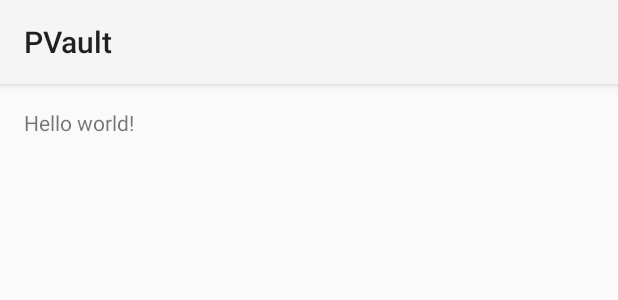
After one commit to johnsmiller/CS160-PVault, an Android app: the layout activity_main.xml on its own in the app's theme, with its tools: preview values and no code run, on a phone screen of 412 x 824 dp. The commit adds this screen. Shown: the top 300 px of the screen. Run offline under Robolectric (Android 15) with nearby library versions, the phone set to English and light mode, and no system bars.

```diff
--- a/PVault/app/src/main/java/com/sjsu/techknowgeek/pvault/LoginActivity.java
+++ b/PVault/app/src/main/java/com/sjsu/techknowgeek/pvault/LoginActivity.java
@@ -254,7 +254,7 @@ public class LoginActivity extends Activity implements LoaderCallbacks<Cursor> {
 
         @Override
         protected Boolean doInBackground(Void... params) {
-            Boolean userLoginResult;
+            Boolean userLoginResult = null;
 
             if((userLoginResult = ServerConnection.userLogin(mEmail, mPassword))) { //return (ServerConnection.userLogin(mEmail, mPassword) || userCreate(mEmail, mPassword));
                 return true;
--- a/PVault/app/src/main/java/com/sjsu/techknowgeek/pvault/ServerConnection.java
+++ b/PVault/app/src/main/java/com/sjsu/techknowgeek/pvault/ServerConnection.java
@@ -36,7 +36,7 @@ public class ServerConnection {
         //TODO: Send user credientials
         serverDisconnect();
         //TODO: return null if user does not exist, true if login successful, false otherwise
-        return false;
+        return null;
     }
 
     protected static Boolean userPasswordReset(String userName)
--- /dev/null
+++ b/PVault/app/src/main/res/layout/activity_main.xml
@@ -0,0 +1,12 @@
+<RelativeLayout xmlns:android="http://schemas.android.com/apk/res/android"
+    xmlns:tools="http://schemas.android.com/tools" android:layout_width="match_parent"
+    android:layout_height="match_parent" android:paddingLeft="@dimen/activity_horizontal_margin"
+    android:paddingRight="@dimen/activity_horizontal_margin"
+    android:paddingTop="@dimen/activity_vertical_margin"
+    android:paddingBottom="@dimen/activity_vertical_margin"
+    tools:context="com.sjsu.techknowgeek.pvault.MainActivity">
+
+    <TextView android:text="@string/hello_world" android:layout_width="wrap_content"
+        android:layout_height="wrap_content" />
+
+</RelativeLayout>
--- /dev/null
+++ b/PVault/app/src/main/res/menu/menu_main.xml
@@ -0,0 +1,6 @@
+<menu xmlns:android="http://schemas.android.com/apk/res/android"
+    xmlns:tools="http://schemas.android.com/tools"
+    tools:context="com.sjsu.techknowgeek.pvault.MainActivity">
+    <item android:id="@+id/action_settings" android:title="@string/action_settings"
+        android:orderInCategory="100" android:showAsAction="never" />
+</menu>
--- /dev/null
+++ b/PVault/app/src/main/res/values-w820dp/dimens.xml
@@ -0,0 +1,6 @@
+<resources>
+    <!-- Example customization of dimensions originally defined in res/values/dimens.xml
+         (such as screen margins) for screens with more than 820dp of available width. This
+         would include 7" and 10" devices in landscape (~960dp and ~1280dp respectively). -->
+    <dimen name="activity_horizontal_margin">64dp</dimen>
+</resources>
--- /dev/null
+++ b/PVault/app/src/main/res/xml/searchable.xml
@@ -0,0 +1,5 @@
+<?xml version="1.0" encoding="utf-8"?>
+<searchable xmlns:android="http://schemas.android.com/apk/res/android"
+    android:label="@string/app_name"
+    android:hint="@string/search_hint" >
+</searchable>
```
Also changed, not shown: PVault/app/src/main/AndroidManifest.xml (+13 -0 lines), PVault/app/src/main/java/com/sjsu/techknowgeek/pvault/MainActivity.java (added, +39 -0 lines), PVault/app/src/main/res/values/strings.xml (+7 -0 lines).
